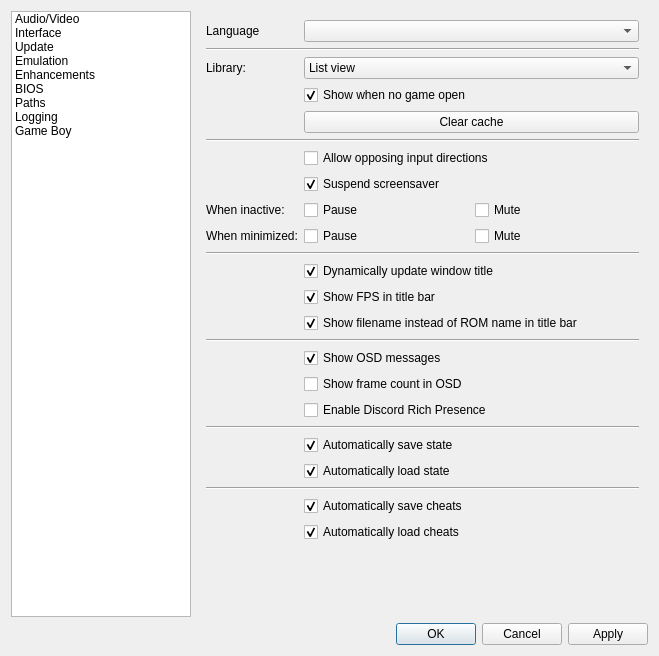
This is Libretro/mgba/src/platform/qt/SettingsView.ui in kiddreads/Avalon-copy2 as Qt 5 draws it before an edit. The edited form follows.
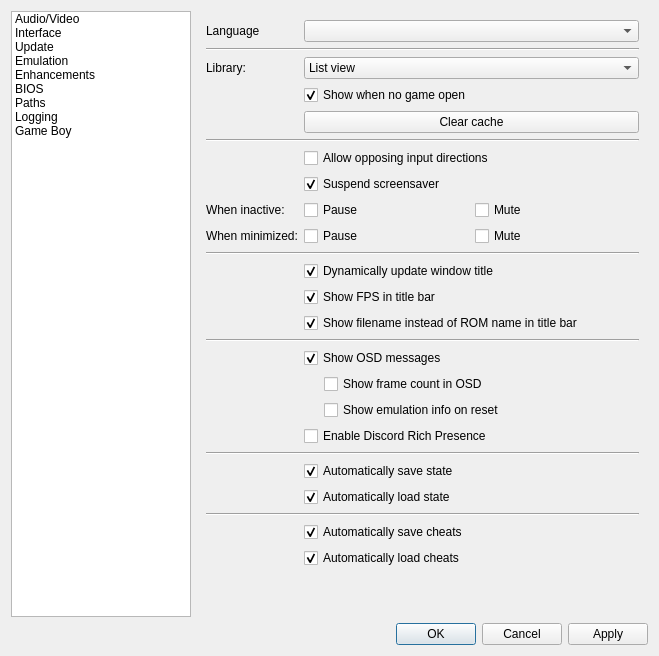
This is the edited form. The open tabs and pages were chosen to show the change.

Commit message: Qt: Add optional emulation-related information on reset (closes #1780)

What changed in the file:
```diff
--- a/Libretro/mgba/src/platform/qt/SettingsView.ui
+++ b/Libretro/mgba/src/platform/qt/SettingsView.ui
@@ -667,11 +667,25 @@
         </widget>
        </item>
        <item row="16" column="1">
-        <widget class="QCheckBox" name="showFrameCounter">
-         <property name="text">
-          <string>Show frame count in OSD</string>
+        <layout class="QVBoxLayout" name="osdDisplay">
+         <property name="leftMargin">
+          <number>20</number>
          </property>
-        </widget>
+         <item>
+          <widget class="QCheckBox" name="showFrameCounter">
+           <property name="text">
+            <string>Show frame count in OSD</string>
+           </property>
+          </widget>
+         </item>
+         <item>
+          <widget class="QCheckBox" name="showResetInfo">
+           <property name="text">
+            <string>Show emulation info on reset</string>
+           </property>
+          </widget>
+         </item>
+        </layout>
        </item>
        <item row="17" column="1">
         <widget class="QCheckBox" name="useDiscordPresence">
```
Left out of the diff: 96 changed lines with no effect on the pictures. The commit also changes 5 other files.
